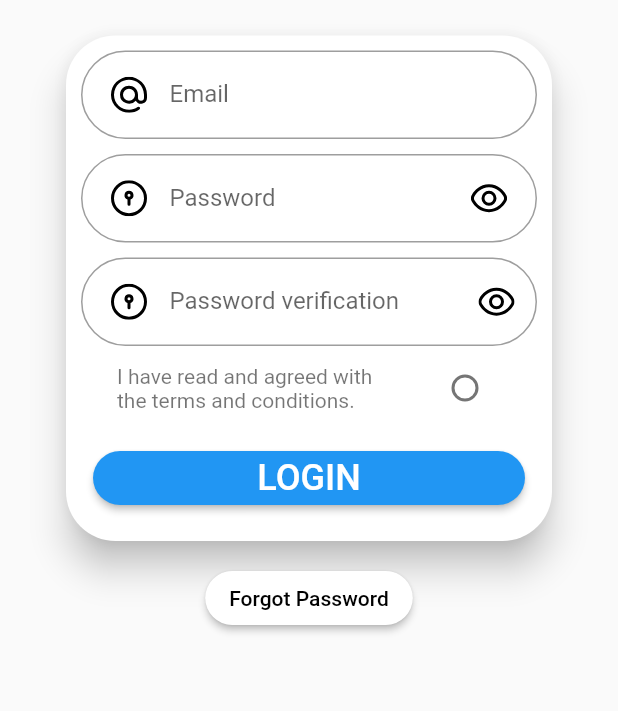
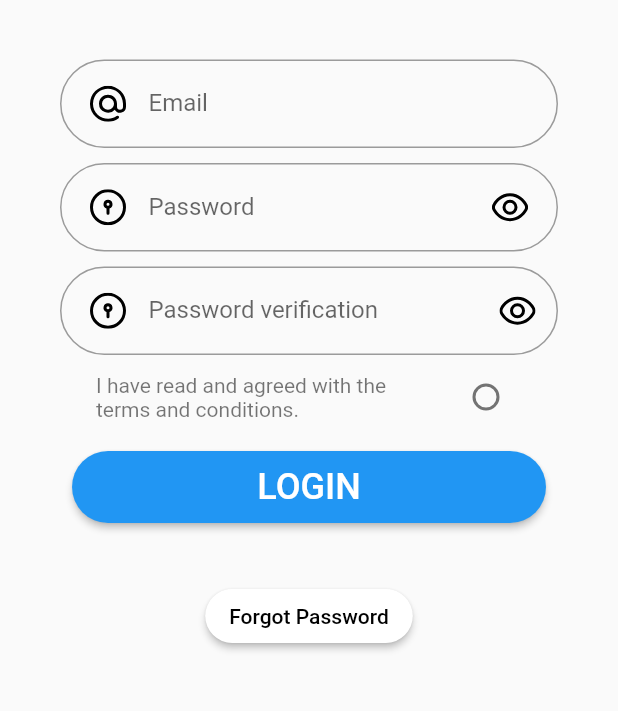
Before and after one commit to mqhamdam/thestories, a Flutter app: the screen it shows after launch, on a phone screen of 412 x 824 dp, the part 290-1001 px from its top. Run offline on Flutter 3.47's test engine with Material 2 defaults, Android fonts, the light colour scheme and no system bars; our stand-ins replace auto_route, firebase_core, flutter_sticky_header, flutter_svg, get_it, injectable and 2 more; accounts and stored records are empty.

Commit message:
ui complete 90%

```diff
--- a/lib/presentation/pages/authentication/authentication_page.dart
+++ b/lib/presentation/pages/authentication/authentication_page.dart
@@ -26,14 +26,8 @@ class AuthenticationScreen extends StatelessWidget {
               ),
             ),
             Padding(
-              padding: const EdgeInsets.symmetric(horizontal: 40, vertical: 10),
-              child: Card(
-                elevation: 10,
-                shape: RoundedRectangleBorder(
-                    borderRadius: BorderRadius.circular(33)),
-                child: Padding(
-                  padding: const EdgeInsets.symmetric(
-                      horizontal: 10.0, vertical: 10),
+              padding:
+                  const EdgeInsets.symmetric(horizontal: 40.0, vertical: 30),
               child: Column(
                 children: [
                   TextFormField(
@@ -42,8 +36,7 @@ class AuthenticationScreen extends StatelessWidget {
                         borderRadius: BorderRadius.circular(33),
                       ),
                       prefixIcon: Padding(
-                            padding:
-                                const EdgeInsets.only(left: 20.0, right: 15),
+                        padding: const EdgeInsets.only(left: 20.0, right: 15),
                         child: SvgPicture.asset(
                           "assets/icons/fi-rr-at.svg",
                         ),
@@ -61,8 +54,7 @@ class AuthenticationScreen extends StatelessWidget {
                         borderRadius: BorderRadius.circular(33),
                       ),
                       prefixIcon: Padding(
-                            padding:
-                                const EdgeInsets.only(left: 20.0, right: 15),
+                        padding: const EdgeInsets.only(left: 20.0, right: 15),
                         child: SvgPicture.asset(
                           "assets/icons/fi-rr-lock-alt.svg",
                         ),
@@ -87,8 +79,7 @@ class AuthenticationScreen extends StatelessWidget {
                         borderRadius: BorderRadius.circular(33),
                       ),
                       prefixIcon: Padding(
-                            padding:
-                                const EdgeInsets.only(left: 20.0, right: 15),
+                        padding: const EdgeInsets.only(left: 20.0, right: 15),
                         child: SvgPicture.asset(
                           "assets/icons/fi-rr-lock-alt.svg",
                         ),
@@ -123,16 +114,23 @@ class AuthenticationScreen extends StatelessWidget {
                         Expanded(
                           child: ElevatedButton(
                             style: ButtonStyle(
-                                  shape:
-                                      MaterialStateProperty.all<OutlinedBorder>(
+                              // backgroundColor:
+                              //     MaterialStateProperty.all(Colors.deepPurple),
+                              shape: MaterialStateProperty.all<OutlinedBorder>(
                                 RoundedRectangleBorder(
-                                              borderRadius:
-                                                  BorderRadius.circular(33))),
+                                  borderRadius: BorderRadius.circular(33),
                                 ),
-                                onPressed: () {},
+                              ),
+                            ),
+                            onPressed: () {
+
+                            },
+                            child: Padding(
+                              padding: const EdgeInsets.symmetric(vertical: 10),
                               child: Text(
                                 "LOGIN",
                                 style: TextStyle(fontSize: 24),
+                              ),
                             ),
                           ),
                         ),
@@ -140,8 +138,6 @@ class AuthenticationScreen extends StatelessWidget {
                     ),
                   ),
                 ],
-                  ),
-                ),
               ),
             ),
             ElevatedButton(
```
Lines whose indentation alone changed are shown as unchanged.
